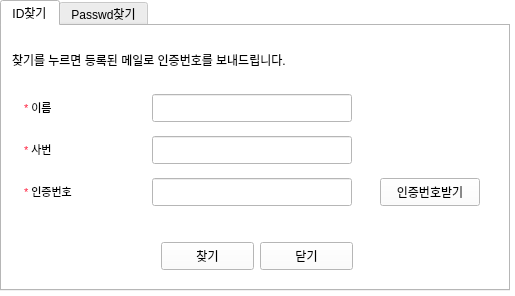
Before: the Qt Designer form find.ui in hyeona-jeong/HRIS, drawn with Qt 5.
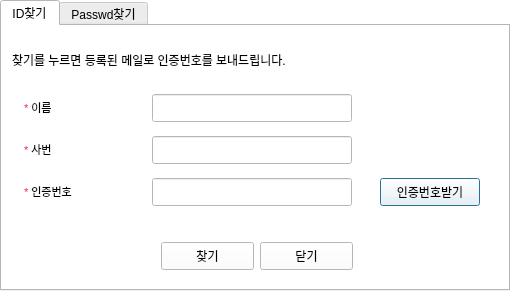
After: the same form once the commit is applied. Icons and pictures are not drawn.

```diff
--- a/find.ui
+++ b/find.ui
@@ -1,7 +1,7 @@
 <?xml version="1.0" encoding="UTF-8"?>
 <ui version="4.0">
- <class>Form</class>
- <widget class="QWidget" name="Form">
+ <class>Dialog</class>
+ <widget class="QDialog" name="Dialog">
   <property name="geometry">
    <rect>
     <x>0</x>
@@ -10,6 +10,18 @@
     <height>296</height>
    </rect>
   </property>
+  <property name="minimumSize">
+   <size>
+    <width>515</width>
+    <height>296</height>
+   </size>
+  </property>
+  <property name="maximumSize">
+   <size>
+    <width>515</width>
+    <height>296</height>
+   </size>
+  </property>
   <property name="palette">
    <palette>
     <active>
```
